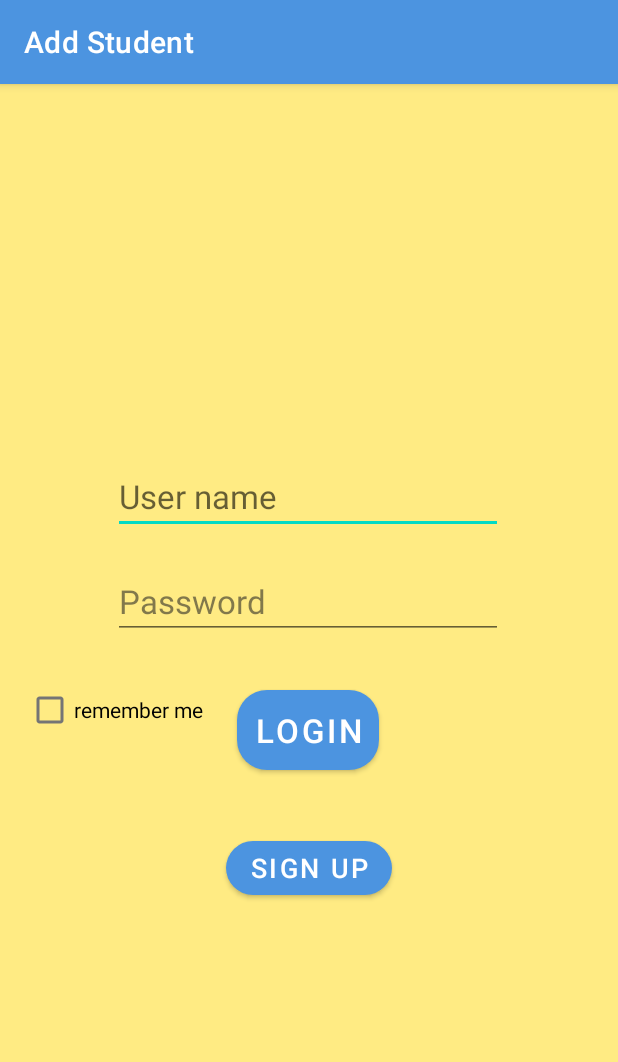
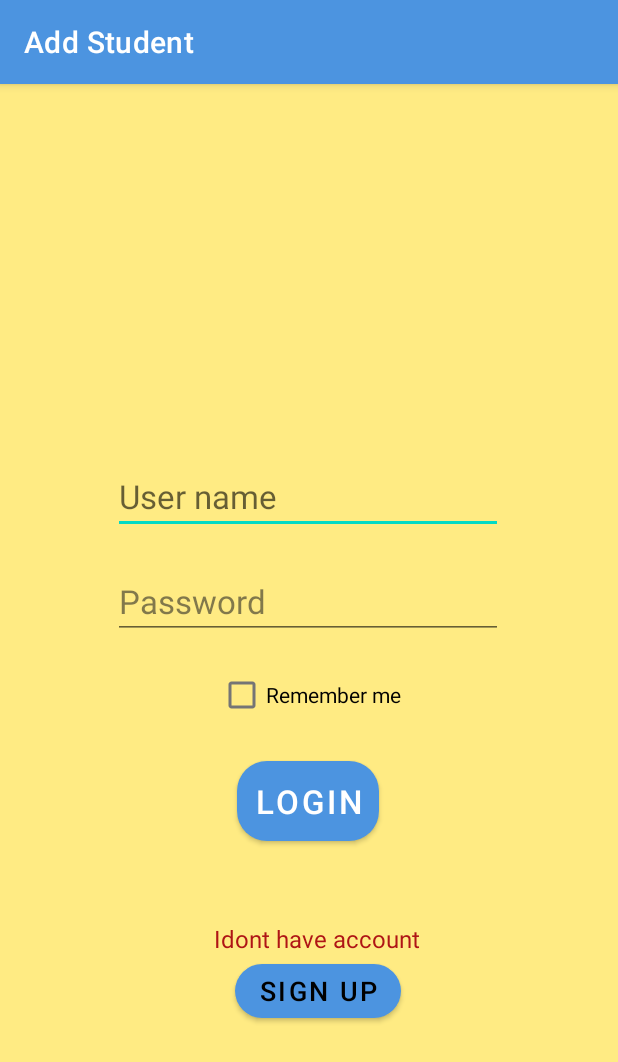
Before and after one commit to Ahmad-Alqattu/Assignment1-Driving-School, an Android app: the screen it shows after launch (Login), after a tap on "LOGIN", on a phone screen of 412 x 824 dp. Shown: the top 1062 px of the screen. Run offline under Robolectric (Android 15) with nearby library versions, the phone set to English and light mode, and no system bars; our stand-ins replace Firebase (no records; nobody signed in at launch, a user with empty details on screens opened directly); libraries missing offline, so code that uses them is left out: org.checkerframework.common.

Commit message:
add student

```diff
--- a/app/src/main/java/edu/cs/birzeit/assignment1_driving_school/Login.java
+++ b/app/src/main/java/edu/cs/birzeit/assignment1_driving_school/Login.java
@@ -2,6 +2,7 @@ package edu.cs.birzeit.assignment1_driving_school;
 
 import androidx.appcompat.app.AppCompatActivity;
 
+import android.content.Context;
 import android.content.Intent;
 import android.content.SharedPreferences;
 import android.os.Bundle;
@@ -12,9 +13,20 @@ import android.widget.CheckBox;
 import android.widget.EditText;
 import android.widget.Toast;
 
+import com.google.firebase.database.DataSnapshot;
+import com.google.firebase.database.DatabaseError;
+import com.google.firebase.database.DatabaseReference;
+import com.google.firebase.database.FirebaseDatabase;
+import com.google.firebase.database.ValueEventListener;
+
+import org.checkerframework.common.reflection.qual.NewInstance;
+
 import java.util.ArrayList;
 
+import edu.cs.birzeit.assignment1_driving_school.model.Car;
 import edu.cs.birzeit.assignment1_driving_school.model.CarData;
+import edu.cs.birzeit.assignment1_driving_school.model.Session;
+import edu.cs.birzeit.assignment1_driving_school.model.Student;
 import edu.cs.birzeit.assignment1_driving_school.model.Teacher;
 import edu.cs.birzeit.assignment1_driving_school.model.TeacherDa;
 
@@ -23,6 +35,7 @@ public class Login extends AppCompatActivity {
     public static final String NAME = "NAME";
     public static final String PASS = "PASS";
     public static final String FLAG = "FLAG";
+    int flag = 0;
     private Button butLog;
     private EditText email;
     private EditText pass;
@@ -39,6 +52,7 @@ public class Login extends AppCompatActivity {
         checkBox = findViewById(R.id.checkBox);
         setupSharedPreference();
         checkPrefs();
+    ;
 
     }
 
@@ -50,41 +64,52 @@ public class Login extends AppCompatActivity {
             email.setText(name);
             pass.setText(pas);
             checkBox.setChecked(true);
+            View v= new View(Login.this);
+            subLog(v);
         }
     }
 
     private void setupSharedPreference(){
-        prefs = PreferenceManager.getDefaultSharedPreferences(this);
+        Context context = getApplicationContext();
+
+        prefs = PreferenceManager.getDefaultSharedPreferences(context);
         editor = prefs.edit();
     }
-
     public void subLog(View view) {
         String userName  = email.getText().toString();
         String password  = pass.getText().toString();
-        int flag = 0;
 
-        for (Teacher t : TeacherDa.getInstance().Teachers) {
+        FirebaseDatabase fire = FirebaseDatabase.getInstance();
+        DatabaseReference myRef = fire.getReference("teachers");
+             ArrayList<Teacher> T = new ArrayList<>();
+        myRef.addListenerForSingleValueEvent(new ValueEventListener() {
+            @Override
+            public void onDataChange(DataSnapshot dataSnapshot) {
+                for (DataSnapshot carSnapshot : dataSnapshot.getChildren()) {
+                    Teacher teacher = carSnapshot.getValue(Teacher.class);
+                    T.add(teacher);
+                }
+                for (Teacher t : T) {
 
                     if (t.getEmail().equalsIgnoreCase(userName) && t.getPass().equals(password)) {
-                Toast.makeText(this, "Login successfully", Toast.LENGTH_SHORT).show();
+                        Toast.makeText(Login.this, "Login successfully", Toast.LENGTH_SHORT).show();
                         Intent v= new Intent( Login.this,Home.class);
                         v.putExtra("tname",TeacherDa.getInstance().searchByEmail(userName));
-                this.startActivity(v);
+                        Login.this.startActivity(v);
 
                         flag = 1;
+                        finish();
                         break;
                     }
                 }
 
                 if(flag == 1){
-            finish();
 
                 }
                 else
                 {
-            Toast.makeText(this, "Try Again", Toast.LENGTH_SHORT).show();
+                    Toast.makeText(Login.this, "Try Again", Toast.LENGTH_SHORT).show();
                 }
-
                 if(checkBox.isChecked()){
                     String nam = email.getText().toString();
                     String pas = pass.getText().toString();
@@ -93,6 +118,16 @@ public class Login extends AppCompatActivity {
                     editor.putBoolean(FLAG,true);
                     editor.commit();
                 }
+            }
+
+            @Override
+            public void onCancelled(DatabaseError error) {// Handle error
+                Toast.makeText(Login.this, "No connection", Toast.LENGTH_SHORT).show();
+
+            }
+        });
+
+
 
     }
 
--- a/app/src/main/res/layout/activity_login.xml
+++ b/app/src/main/res/layout/activity_login.xml
@@ -43,7 +43,7 @@
         android:layout_width="wrap_content"
         android:layout_height="0dp"
         android:layout_marginStart="50dp"
-        android:layout_marginTop="28dp"
+        android:layout_marginTop="75dp"
         android:layout_marginEnd="50dp"
         android:onClick="subLog"
         android:padding="12dp"
@@ -59,13 +59,16 @@
         android:id="@+id/button2"
         android:layout_width="wrap_content"
         android:layout_height="wrap_content"
-        android:layout_marginTop="35dp"
+        android:layout_marginTop="70dp"
         android:onClick="btnSignUp"
         android:text="Sign Up"
+        android:textColor="#000000"
+        android:textColorLink="#972323"
         android:textDirection="locale"
         android:textSize="18sp"
         app:cornerRadius="20dp"
         app:layout_constraintEnd_toEndOf="parent"
+        app:layout_constraintHorizontal_bias="0.521"
         app:layout_constraintStart_toStartOf="parent"
         app:layout_constraintTop_toBottomOf="@+id/butLog"
         tools:ignore="MissingConstraints" />
@@ -74,12 +77,25 @@
         android:id="@+id/checkBox"
         android:layout_width="wrap_content"
         android:layout_height="wrap_content"
-        android:layout_marginTop="1dp"
-        android:layout_marginEnd="5dp"
-        android:text="remember me"
-        app:layout_constraintBottom_toBottomOf="@+id/butLog"
-        app:layout_constraintEnd_toStartOf="@+id/butLog"
+        android:layout_marginTop="2dp"
+        android:layout_marginBottom="5dp"
+        android:text="Remember me"
+        app:layout_constraintBottom_toTopOf="@+id/butLog"
+        app:layout_constraintEnd_toEndOf="parent"
         app:layout_constraintStart_toStartOf="parent"
-        app:layout_constraintTop_toBottomOf="@+id/editText2" />
+        app:layout_constraintTop_toBottomOf="@+id/editText2"
+        app:layout_constraintVertical_bias="0.562" />
+
+    <TextView
+        android:id="@+id/textView15"
+        android:layout_width="wrap_content"
+        android:layout_height="wrap_content"
+        android:text="Idont have account"
+        android:textColor="#AF1515"
+        android:textSize="16dp"
+        app:layout_constraintBottom_toTopOf="@+id/button2"
+        app:layout_constraintEnd_toEndOf="parent"
+        app:layout_constraintHorizontal_bias="0.52"
+        app:layout_constraintStart_toStartOf="parent" />
 
 </androidx.constraintlayout.widget.ConstraintLayout>
```
Also changed, not shown: app/src/main/java/edu/cs/birzeit/assignment1_driving_school/Home.java (+21 -5 lines), app/src/main/java/edu/cs/birzeit/assignment1_driving_school/SignUP.java (+28 -1 lines). Lines whose indentation alone changed are shown as unchanged.
